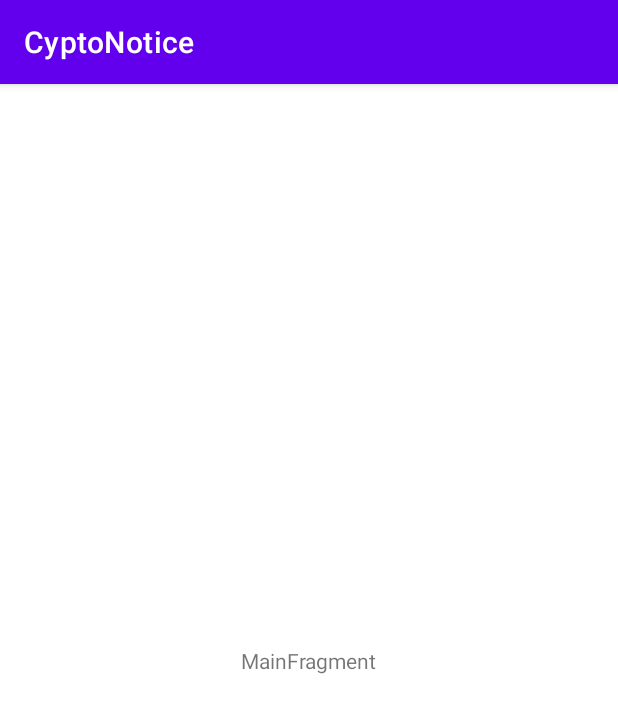
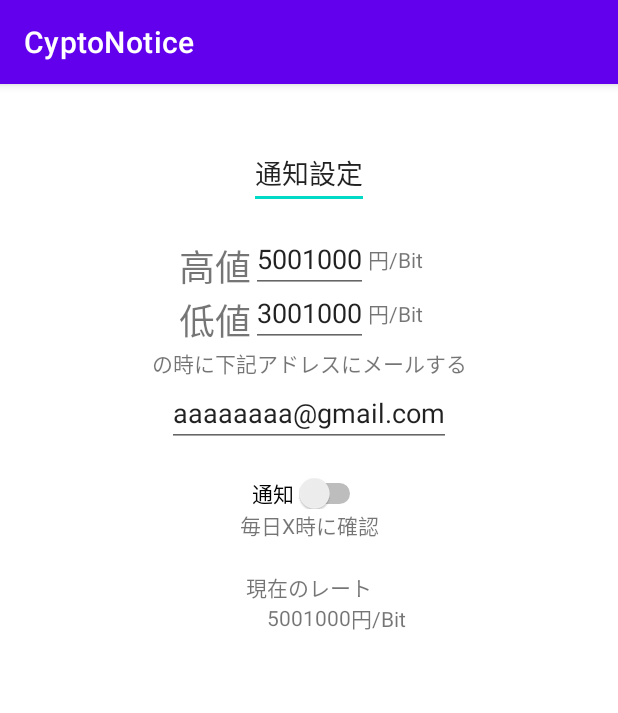
Before and after one commit to kobearen/CyptoNotice, an Android app: the screen it shows after launch (MainActivity), on a phone screen of 412 x 824 dp. Shown: the top 713 px of the screen. Run offline under Robolectric (Android 15) with nearby library versions, the phone set to English and light mode, and no system bars.

Commit message:
見た目の配置のみ完了

```diff
--- a/app/src/main/res/layout/main_fragment.xml
+++ b/app/src/main/res/layout/main_fragment.xml
@@ -7,14 +7,138 @@
     android:layout_height="match_parent"
     tools:context=".ui.main.MainFragment">
 
-    <TextView
-        android:id="@+id/message"
+    <EditText
+        android:id="@+id/titleNotificationSettings"
         android:layout_width="wrap_content"
         android:layout_height="wrap_content"
-        android:text="MainFragment"
+        android:text="@string/title_notification_settings"
         app:layout_constraintBottom_toBottomOf="parent"
         app:layout_constraintEnd_toEndOf="parent"
         app:layout_constraintStart_toStartOf="parent"
-        app:layout_constraintTop_toTopOf="parent" />
+        app:layout_constraintTop_toTopOf="parent"
+        app:layout_constraintVertical_bias="0.05"/>
+
+    <TextView
+        android:id="@+id/textHighPrice"
+        android:layout_width="wrap_content"
+        android:layout_height="wrap_content"
+        android:text="@string/edit_high_price"
+        android:textSize="24dp"
+        android:paddingTop="20dp"
+        app:layout_constraintEnd_toStartOf="@+id/editHighPrice"
+        app:layout_constraintBottom_toBottomOf="@+id/editHighPrice"
+        app:layout_constraintTop_toBottomOf="@+id/titleNotificationSettings"
+        app:layout_constraintHorizontal_bias="0.1"/>
+
+    <EditText
+        android:id="@+id/editHighPrice"
+        android:layout_width="wrap_content"
+        android:layout_height="wrap_content"
+        android:text="@string/text_high_price"
+        app:layout_constraintStart_toStartOf="parent"
+        app:layout_constraintEnd_toEndOf="parent"
+        app:layout_constraintBottom_toBottomOf="@+id/textHighPrice" />
+
+    <TextView
+        android:id="@+id/textYenBit"
+        android:layout_width="wrap_content"
+        android:layout_height="wrap_content"
+        android:text="@string/text_yen_bit"
+        app:layout_constraintBottom_toBottomOf="@+id/editHighPrice"
+        app:layout_constraintStart_toEndOf="@+id/editHighPrice"
+        app:layout_constraintTop_toTopOf="@+id/editHighPrice" />
+
+    <TextView
+        android:id="@+id/textLowPrice"
+        android:layout_width="wrap_content"
+        android:layout_height="wrap_content"
+        android:text="@string/edit_low_price"
+        android:textSize="24dp"
+        app:layout_constraintEnd_toEndOf="@+id/textHighPrice"
+        app:layout_constraintStart_toStartOf="@+id/textHighPrice"
+        app:layout_constraintTop_toBottomOf="@+id/editHighPrice"
+        app:layout_constraintHorizontal_bias="0.1"/>
+
+    <EditText
+        android:id="@+id/editLowPrice"
+        android:layout_width="wrap_content"
+        android:layout_height="wrap_content"
+        android:text="@string/text_low_price"
+        app:layout_constraintStart_toEndOf="@+id/textLowPrice"
+        app:layout_constraintBottom_toBottomOf="@+id/textLowPrice" />
+
+    <TextView
+        android:id="@+id/textLowYenBit"
+        android:layout_width="wrap_content"
+        android:layout_height="wrap_content"
+        android:text="@string/text_yen_bit"
+        app:layout_constraintBottom_toBottomOf="@+id/editLowPrice"
+        app:layout_constraintStart_toEndOf="@+id/editLowPrice"
+        app:layout_constraintTop_toTopOf="@+id/editLowPrice" />
+
+    <TextView
+        android:id="@+id/textSendMail"
+        android:layout_width="wrap_content"
+        android:layout_height="wrap_content"
+        android:text="@string/text_send_mail"
+        app:layout_constraintEnd_toEndOf="parent"
+        app:layout_constraintStart_toStartOf="parent"
+        app:layout_constraintTop_toBottomOf="@+id/editLowPrice" />
+
+    <EditText
+        android:id="@+id/editMailAddress"
+        android:layout_width="wrap_content"
+        android:layout_height="wrap_content"
+        android:text="@string/edit_mail_address"
+        app:layout_constraintEnd_toEndOf="parent"
+        app:layout_constraintStart_toStartOf="parent"
+        app:layout_constraintTop_toBottomOf="@+id/textSendMail" />
+
+    <Switch
+        android:id="@+id/switchNotification"
+        android:layout_width="wrap_content"
+        android:layout_height="wrap_content"
+        android:text="@string/text_noti"
+        android:paddingTop="20dp"
+        app:layout_constraintEnd_toEndOf="parent"
+        app:layout_constraintStart_toStartOf="parent"
+        app:layout_constraintTop_toBottomOf="@+id/editMailAddress" />
+
+    <TextView
+        android:id="@+id/textPriceConfirmation"
+        android:layout_width="wrap_content"
+        android:layout_height="wrap_content"
+        android:text="@string/text_price_confirmation"
+        app:layout_constraintEnd_toEndOf="parent"
+        app:layout_constraintStart_toStartOf="parent"
+        app:layout_constraintTop_toBottomOf="@+id/switchNotification" />
+
+    <TextView
+        android:id="@+id/textCurrentRate"
+        android:layout_width="wrap_content"
+        android:layout_height="wrap_content"
+        android:text="@string/text_current_rate"
+        android:paddingTop="20dp"
+        app:layout_constraintEnd_toEndOf="parent"
+        app:layout_constraintStart_toStartOf="parent"
+        app:layout_constraintTop_toBottomOf="@+id/textPriceConfirmation" />
+
+    <TextView
+        android:id="@+id/textCurrentBit"
+        android:layout_width="wrap_content"
+        android:layout_height="wrap_content"
+        android:text="@string/text_current_bit"
+        app:layout_constraintEnd_toEndOf="parent"
+        app:layout_constraintStart_toStartOf="parent"
+        app:layout_constraintTop_toBottomOf="@+id/textCurrentRate" />
+
+    <TextView
+        android:id="@+id/textCurrentYenBit"
+        android:layout_width="wrap_content"
+        android:layout_height="wrap_content"
+        android:text="@string/text_yen_bit"
+        app:layout_constraintBottom_toBottomOf="@+id/textCurrentBit"
+        app:layout_constraintStart_toEndOf="@+id/textCurrentBit"
+        app:layout_constraintTop_toTopOf="@+id/textCurrentBit" />
 
 </androidx.constraintlayout.widget.ConstraintLayout>
--- a/app/src/main/res/values/strings.xml
+++ b/app/src/main/res/values/strings.xml
@@ -1,3 +1,17 @@
 <resources>
     <string name="app_name">CyptoNotice</string>
+    <string name="title_notification_settings">通知設定</string>
+    <string name="edit_high_price">高値</string>
+    <string name="text_high_price">5001000</string>
+    <string name="edit_low_price">低値</string>
+    <string name="text_low_price">3001000</string>
+    <string name="text_yen_bit">円/Bit</string>
+    <string name="text_send_mail">の時に下記アドレスにメールする</string>
+    <string name="edit_mail_address">aaaaaaaa@gmail.com</string>
+    <string name="text_noti">通知</string>
+    <string name="text_price_confirmation">毎日X時に確認</string>
+    <string name="text_current_rate">現在のレート</string>
+    <string name="text_current_bit">5001000</string>
+
+
 </resources>
```
